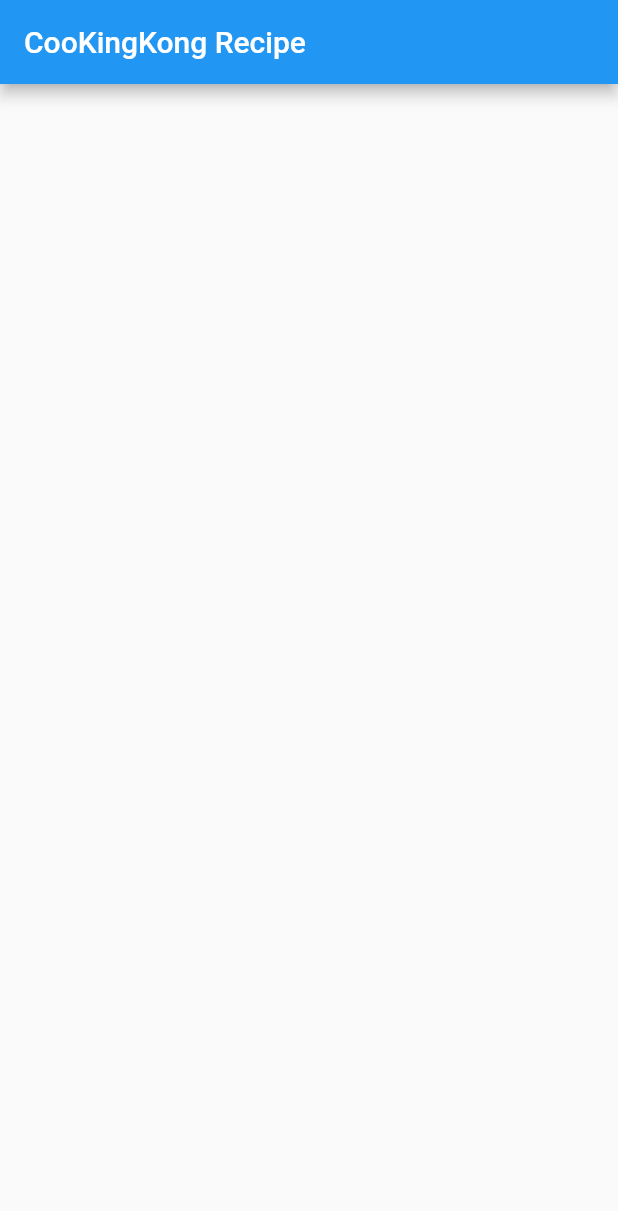
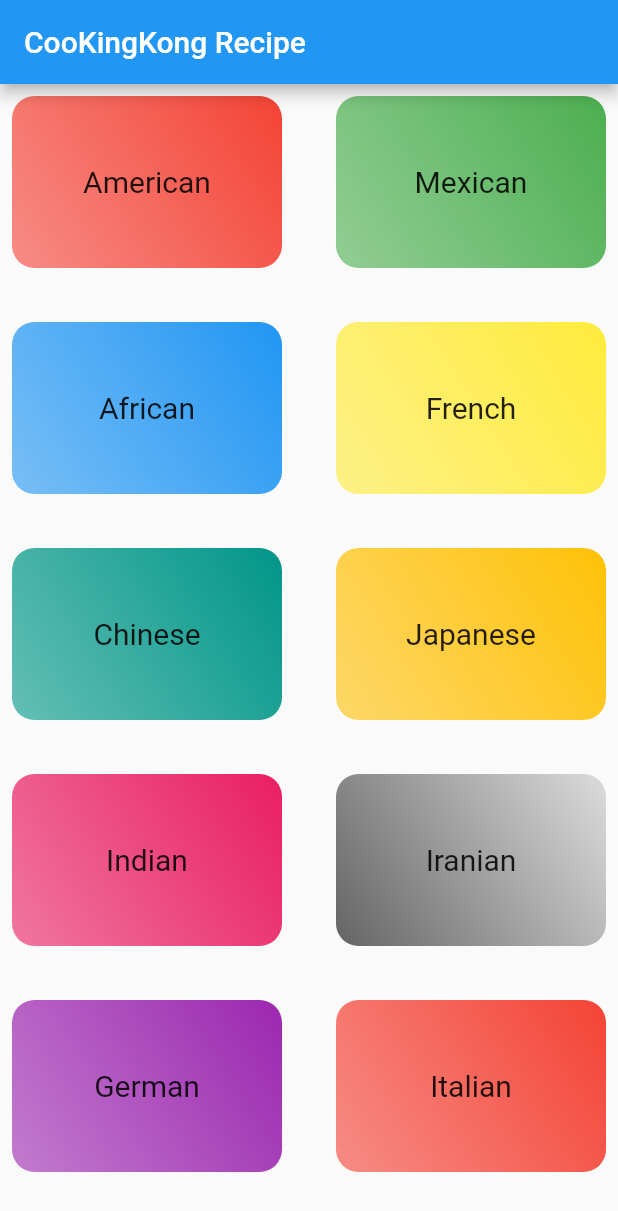
Before and after one commit to sanjibsinha/coo_king_kong, a Flutter app: the screen it shows after launch, on a phone screen of 412 x 824 dp. Shown: the top 1211 px of the screen. Run offline on Flutter 3.47's test engine with Material 2 defaults, Android fonts, the light colour scheme and no system bars.

Commit message:
Second to first step

```diff
--- a/lib/main.dart
+++ b/lib/main.dart
@@ -1,41 +1,6 @@
 import 'package:flutter/material.dart';
-import 'view/categoris_page.dart';
+import 'view/coo_king_kong_app.dart';
 
 void main() {
-  runApp(const MyApp());
+  runApp(const CooKingKongApp());
 }
-
-class MyApp extends StatelessWidget {
-  const MyApp({Key? key}) : super(key: key);
-
-  // This widget is the root of your application.
-  @override
-  Widget build(BuildContext context) {
-    return MaterialApp(
-      title: 'Flutter Demo',
-      theme: ThemeData(
-        primarySwatch: Colors.blue,
-      ),
-      home: const CooKingKongHome(),
-    );
-  }
-}
-
-class CooKingKongHome extends StatefulWidget {
-  const CooKingKongHome({Key? key}) : super(key: key);
-
-  @override
-  State<CooKingKongHome> createState() => _CooKingKongHomeState();
-}
-
-class _CooKingKongHomeState extends State<CooKingKongHome> {
-  @override
-  Widget build(BuildContext context) {
-    return Scaffold(
-      appBar: AppBar(
-        title: const Text('CooKingKong Recipe'),
-      ),
-      body: const CategoriesPage(),
-    );
-  }
-}
--- a/lib/model/dummy_categories.dart
+++ b/lib/model/dummy_categories.dart
@@ -12,5 +12,5 @@ const dummyCategories = [
   Category(id: 'c7', title: 'Indian', color: Colors.pink),
   Category(id: 'c8', title: 'Iranian', color: Colors.black12),
   Category(id: 'c9', title: 'German', color: Colors.purple),
-  Category(id: 'c10', title: 'English', color: Colors.red),
+  Category(id: 'c10', title: 'Italian', color: Colors.red),
 ];
--- a/lib/view/categoris_page.dart
+++ b/lib/view/categoris_page.dart
@@ -1,3 +1,5 @@
+import 'package:coo_king_kong/model/dummy_categories.dart';
+import 'package:coo_king_kong/view/category_item.dart';
 import 'package:flutter/material.dart';
 
 class CategoriesPage extends StatelessWidget {
@@ -6,7 +8,11 @@ class CategoriesPage extends StatelessWidget {
   @override
   Widget build(BuildContext context) {
     return GridView(
-      children: [],
+      children: dummyCategories
+          .map(
+            (e) => CategoryItem(title: e.title, color: e.color),
+          )
+          .toList(),
       gridDelegate: const SliverGridDelegateWithMaxCrossAxisExtent(
         maxCrossAxisExtent: 200,
         childAspectRatio: 1.50,
--- /dev/null
+++ b/lib/view/category_item.dart
@@ -0,0 +1,39 @@
+import 'package:flutter/material.dart';
+
+class CategoryItem extends StatelessWidget {
+  const CategoryItem({
+    Key? key,
+    required this.title,
+    required this.color,
+  }) : super(key: key);
+
+  final String title;
+  final Color color;
+
+  @override
+  Widget build(BuildContext context) {
+    return Container(
+      margin: const EdgeInsets.all(8.0),
+      child: Center(
+        child: Text(
+          title,
+          style: const TextStyle(
+            fontSize: 20.0,
+          ),
+          textAlign: TextAlign.center,
+        ),
+      ),
+      decoration: BoxDecoration(
+        gradient: LinearGradient(
+          colors: [
+            color.withOpacity(0.6),
+            color,
+          ],
+          begin: Alignment.bottomLeft,
+          end: Alignment.topRight,
+        ),
+        borderRadius: BorderRadius.circular(15.0),
+      ),
+    );
+  }
+}
--- /dev/null
+++ b/lib/view/coo_king_kong_app.dart
@@ -0,0 +1,19 @@
+import 'package:flutter/material.dart';
+
+import 'coo_king_kong_home.dart';
+
+class CooKingKongApp extends StatelessWidget {
+  const CooKingKongApp({Key? key}) : super(key: key);
+
+  // This widget is the root of your application.
+  @override
+  Widget build(BuildContext context) {
+    return MaterialApp(
+      title: 'Flutter Demo',
+      theme: ThemeData(
+        primarySwatch: Colors.blue,
+      ),
+      home: const CooKingKongHome(),
+    );
+  }
+}
--- /dev/null
+++ b/lib/view/coo_king_kong_home.dart
@@ -0,0 +1,17 @@
+import 'package:flutter/material.dart';
+
+import 'categoris_page.dart';
+
+class CooKingKongHome extends StatelessWidget {
+  const CooKingKongHome({Key? key}) : super(key: key);
+
+  @override
+  Widget build(BuildContext context) {
+    return Scaffold(
+      appBar: AppBar(
+        title: const Text('CooKingKong Recipe'),
+      ),
+      body: const CategoriesPage(),
+    );
+  }
+}
```
Also changed, not shown: 1 other file.
